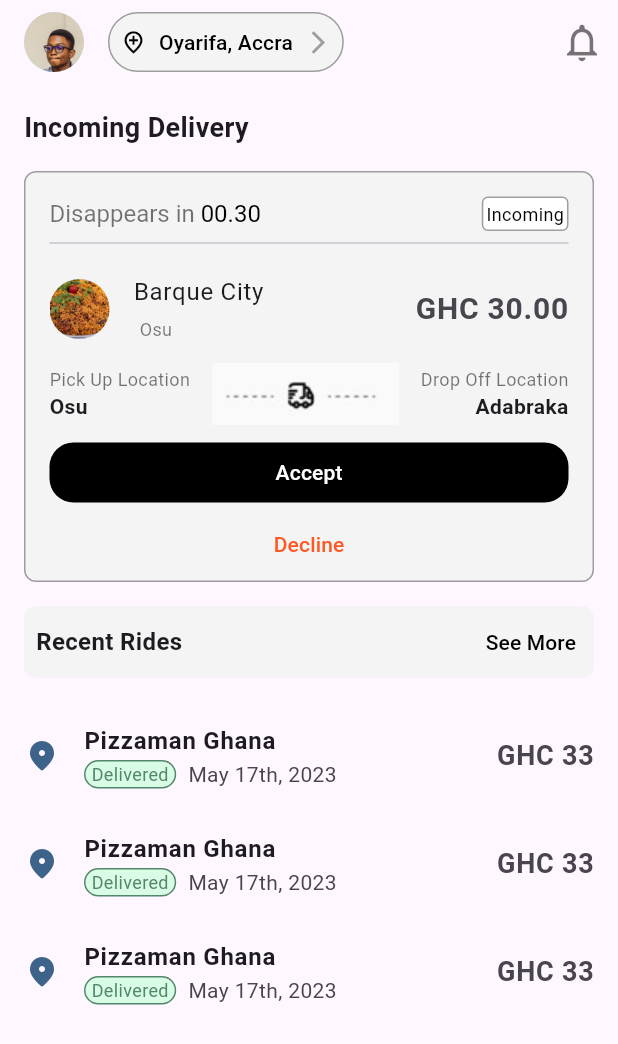
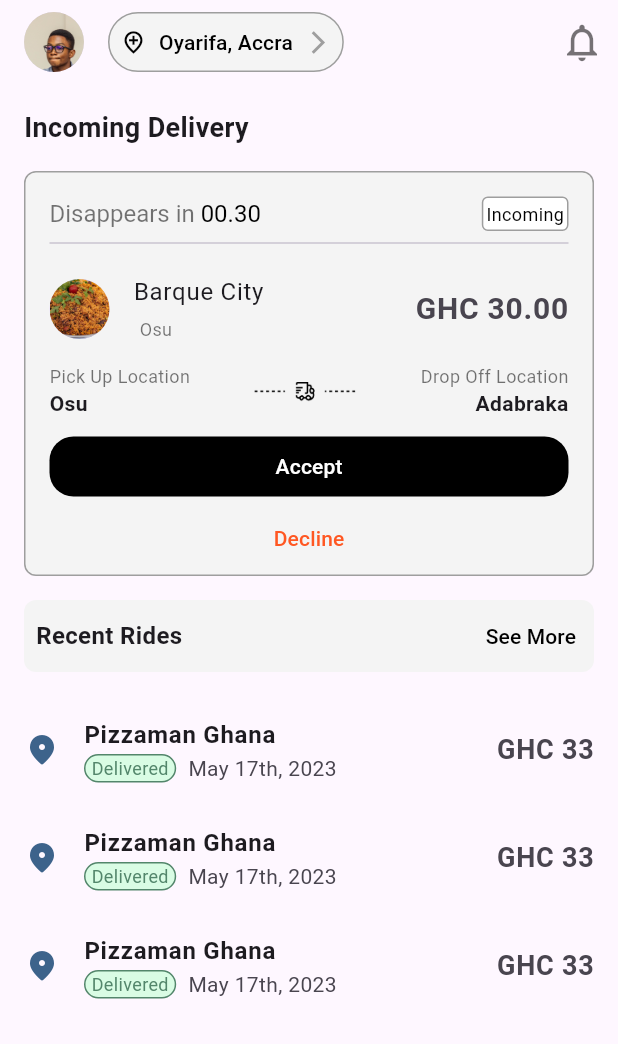
Before and after one commit to Carlysberg/test_gabriel, a Flutter app: the screen it shows after launch, on a phone screen of 412 x 824 dp. Shown: the top 1044 px of the screen. Run offline on Flutter 3.47's test engine with Material 3 defaults, Android fonts, the phone set to English and light mode, and no system bars; our stand-ins replace auto_route; generated files the repository leaves out were written again.

```diff
--- a/lib/common/widget/custom_alert_dialog.dart
+++ b/lib/common/widget/custom_alert_dialog.dart
@@ -64,7 +64,9 @@ class CustomAlertDialog extends StatelessWidget {
                       ],
                     ),
                   ),
-                  Image.asset("assets/images/bus_with_dashes.png"),
+                  SizedBox(
+                      width: 70,
+                      child: Image.asset("assets/images/bus_with_dashes.png")),
                   Flexible(
                     child: Column(
                       crossAxisAlignment: CrossAxisAlignment.end,
--- a/lib/home_page/component/incoming_delivery_container.dart
+++ b/lib/home_page/component/incoming_delivery_container.dart
@@ -95,7 +95,9 @@ class IncomingDeliveryContainer extends StatelessWidget {
                     ],
                   ),
                 ),
-                Image.asset("assets/images/bus_with_dashes.png"),
+                SizedBox(
+                    width: 70,
+                    child: Image.asset("assets/images/bus_with_dashes.png")),
                 Flexible(
                   child: Column(
                     crossAxisAlignment: CrossAxisAlignment.end,
```
Also changed, not shown: assets/images/bus_with_dashes.png.
